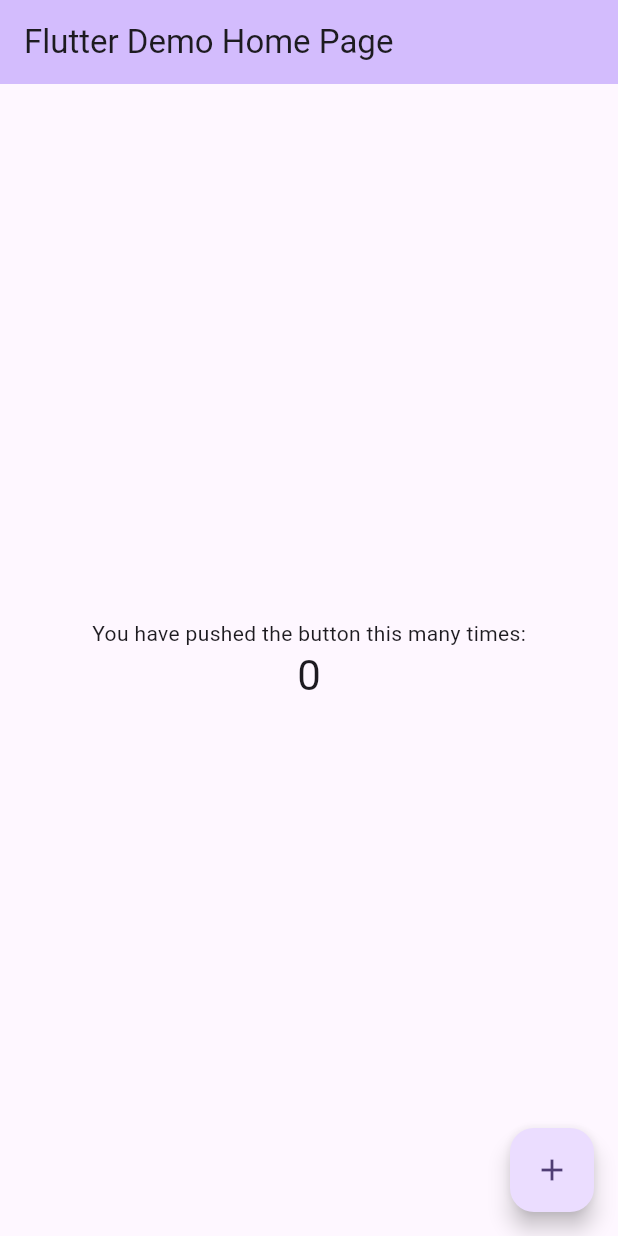
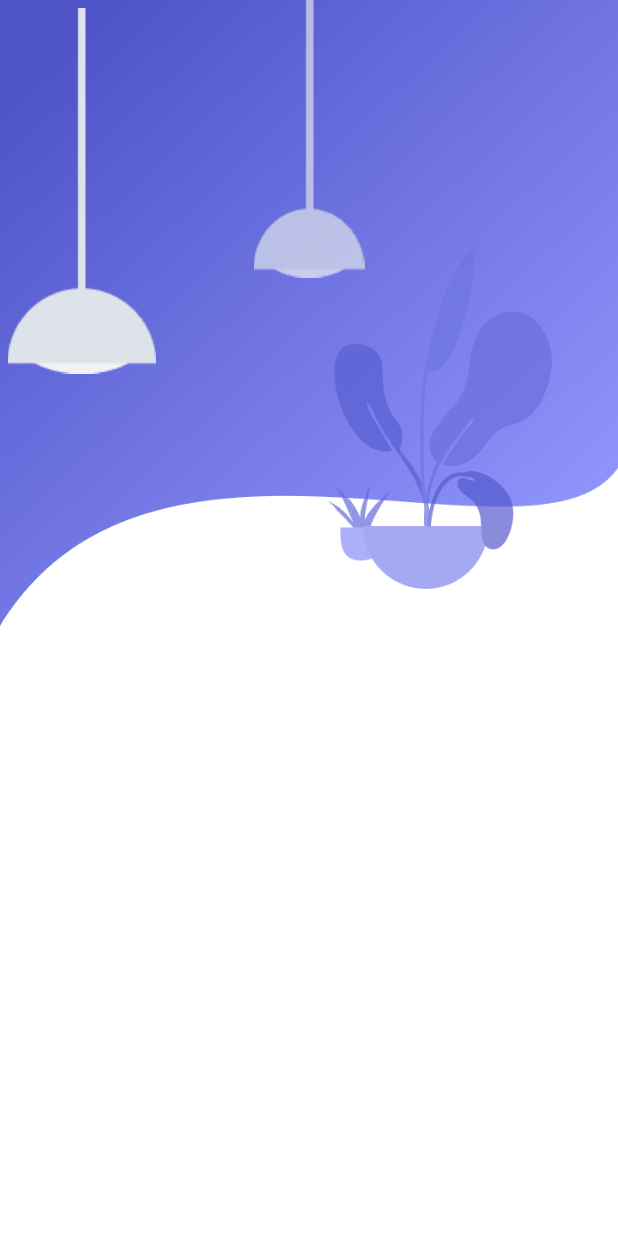
Before and after one commit to jefinbasheer/login_ui_design, a Flutter app: the screen it shows after launch, on a phone screen of 412 x 824 dp. Run offline on Flutter 3.47's test engine with Material 3 defaults, Android fonts, the phone set to English and light mode, and no system bars; statements that could not run were skipped.

Commit message:
overap 3 image using stack

```diff
--- /dev/null
+++ b/login_page_1/lib/login.dart
@@ -0,0 +1,28 @@
+import 'package:flutter/material.dart';
+
+class Screenlogin extends StatelessWidget {
+  const Screenlogin({super.key});
+
+  @override
+  Widget build(BuildContext context) {
+    return Scaffold(
+      backgroundColor: Colors.white,
+      body: SafeArea(
+          child: Stack(
+        children: [
+          Image.asset('assests/images/background.png'),
+          Container(
+              padding: EdgeInsets.all(5),
+              child: Image.asset('assests/images/light-1.png')),
+          Container(
+              alignment: Alignment.topCenter,
+              child: Image.asset('assests/images/light-2.png')),
+          Container(
+            padding:EdgeInsets.symmetric(horizontal: 120.0)
+            child: Image.asset('assests/images/clock.png'),
+          )
+        ],
+      )),
+    );
+  }
+}
--- a/login_page_1/lib/main.dart
+++ b/login_page_1/lib/main.dart
@@ -1,4 +1,5 @@
 import 'package:flutter/material.dart';
+import 'package:login_page_1/login.dart';
 
 void main() {
   runApp(const MyApp());
@@ -7,119 +8,10 @@
 class MyApp extends StatelessWidget {
   const MyApp({super.key});
 
-  // This widget is the root of your application.
   @override
   Widget build(BuildContext context) {
-    return MaterialApp(
-      title: 'Flutter Demo',
-      theme: ThemeData(
-        // This is the theme of your application.
-        //
-        // TRY THIS: Try running your application with "flutter run". You'll see
-        // the application has a purple toolbar. Then, without quitting the app,
-        // try changing the seedColor in the colorScheme below to Colors.green
-        // and then invoke "hot reload" (save your changes or press the "hot
-        // reload" button in a Flutter-supported IDE, or press "r" if you used
-        // the command line to start the app).
-        //
-        // Notice that the counter didn't reset back to zero; the application
-        // state is not lost during the reload. To reset the state, use hot
-        // restart instead.
-        //
-        // This works for code too, not just values: Most code changes can be
-        // tested with just a hot reload.
-        colorScheme: ColorScheme.fromSeed(seedColor: Colors.deepPurple),
-        useMaterial3: true,
-      ),
-      home: const MyHomePage(title: 'Flutter Demo Home Page'),
+    return const MaterialApp(
+      home: Screenlogin(),
     );
   }
 }
-
-class MyHomePage extends StatefulWidget {
-  const MyHomePage({super.key, required this.title});
-
-  // This widget is the home page of your application. It is stateful, meaning
-  // that it has a State object (defined below) that contains fields that affect
-  // how it looks.
-
-  // This class is the configuration for the state. It holds the values (in this
-  // case the title) provided by the parent (in this case the App widget) and
-  // used by the build method of the State. Fields in a Widget subclass are
-  // always marked "final".
-
-  final String title;
-
-  @override
-  State<MyHomePage> createState() => _MyHomePageState();
-}
-
-class _MyHomePageState extends State<MyHomePage> {
-  int _counter = 0;
-
-  void _incrementCounter() {
-    setState(() {
-      // This call to setState tells the Flutter framework that something has
-      // changed in this State, which causes it to rerun the build method below
-      // so that the display can reflect the updated values. If we changed
-      // _counter without calling setState(), then the build method would not be
-      // called again, and so nothing would appear to happen.
-      _counter++;
-    });
-  }
-
-  @override
-  Widget build(BuildContext context) {
-    // This method is rerun every time setState is called, for instance as done
-    // by the _incrementCounter method above.
-    //
-    // The Flutter framework has been optimized to make rerunning build methods
-    // fast, so that you can just rebuild anything that needs updating rather
-    // than having to individually change instances of widgets.
-    return Scaffold(
-      appBar: AppBar(
-        // TRY THIS: Try changing the color here to a specific color (to
-        // Colors.amber, perhaps?) and trigger a hot reload to see the AppBar
-        // change color while the other colors stay the same.
-        backgroundColor: Theme.of(context).colorScheme.inversePrimary,
-        // Here we take the value from the MyHomePage object that was created by
-        // the App.build method, and use it to set our appbar title.
-        title: Text(widget.title),
-      ),
-      body: Center(
-        // Center is a layout widget. It takes a single child and positions it
-        // in the middle of the parent.
-        child: Column(
-          // Column is also a layout widget. It takes a list of children and
-          // arranges them vertically. By default, it sizes itself to fit its
-          // children horizontally, and tries to be as tall as its parent.
-          //
-          // Column has various properties to control how it sizes itself and
-          // how it positions its children. Here we use mainAxisAlignment to
-          // center the children vertically; the main axis here is the vertical
-          // axis because Columns are vertical (the cross axis would be
-          // horizontal).
-          //
-          // TRY THIS: Invoke "debug painting" (choose the "Toggle Debug Paint"
-          // action in the IDE, or press "p" in the console), to see the
-          // wireframe for each widget.
-          mainAxisAlignment: MainAxisAlignment.center,
-          children: <Widget>[
-            const Text(
-              'You have pushed the button this many times:',
-            ),
-            Text(
-              '$_counter',
-              style: Theme.of(context).textTheme.headlineMedium,
-            ),
-          ],
-        ),
-      ),
-      floatingActionButton: FloatingActionButton(
-        onPressed: _incrementCounter,
-        tooltip: 'Increment',
-        child: const Icon(Icons.add),
-      ), // This trailing comma makes auto-formatting nicer for build methods.
-    );
-  }
-}
```
Also changed, not shown: login_page_1/pubspec.yaml (+6 -3 lines), login_page_1/assests/images/background.png (added), login_page_1/assests/images/clock.png (added), login_page_1/assests/images/light-1.png (added), login_page_1/assests/images/light-2.png (added).
